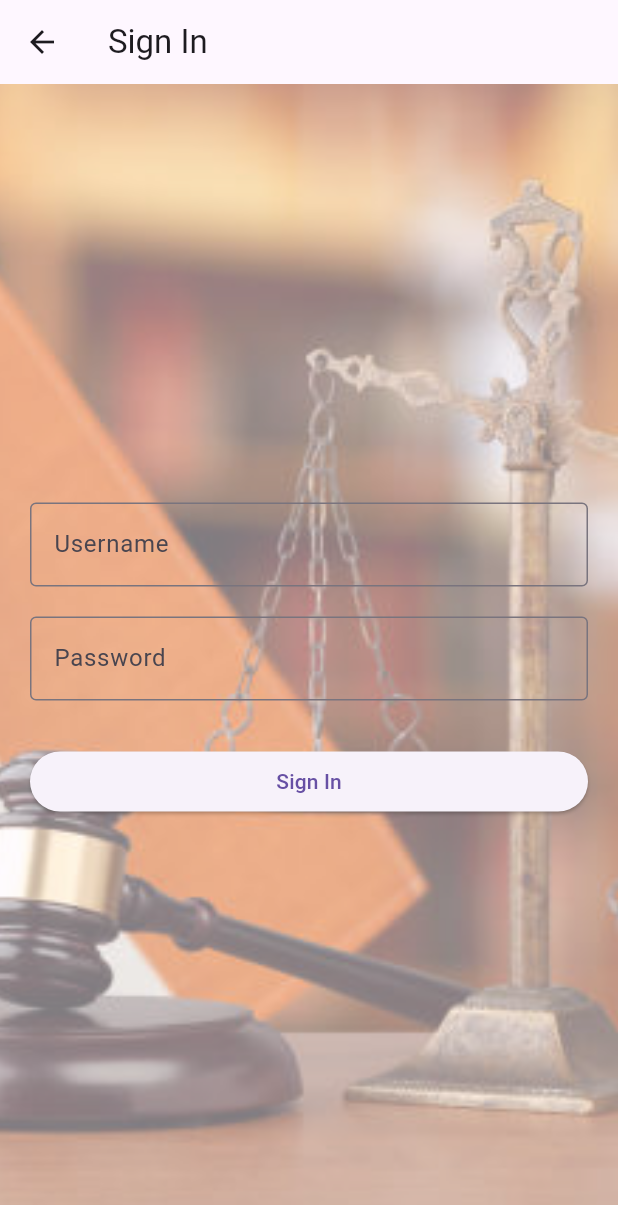
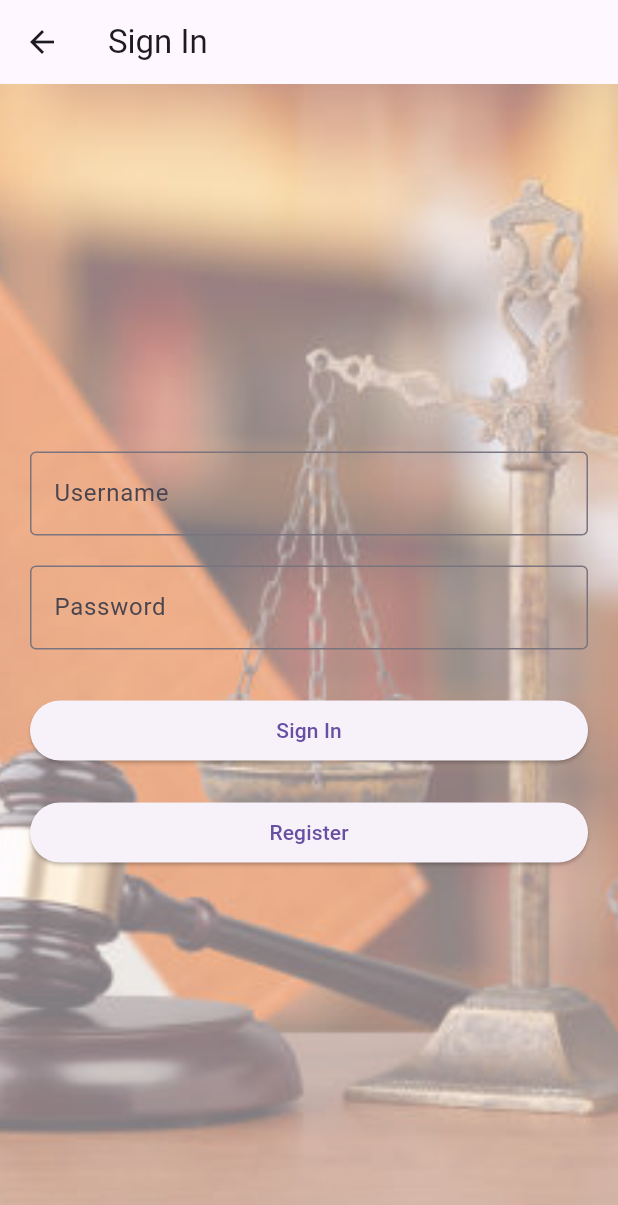
Before and after one commit to AloAksh/JusticeBridge, a Flutter app: the screen it shows after launch, after a tap on "Sign In", on a phone screen of 412 x 824 dp. Shown: the top 1205 px of the screen. Run offline on Flutter 3.47's test engine with Material 3 defaults, Android fonts, the phone set to English and light mode, and no system bars; our stand-ins replace firebase_auth, firebase_core; accounts and stored records are empty; network calls fail.

Commit message:
Register module added

```diff
--- a/frontend/lib/main.dart
+++ b/frontend/lib/main.dart
@@ -4,6 +4,7 @@ import 'package:justice_bridge/models/user.dart';
 import 'package:justice_bridge/pages/abuse.dart';
 import 'package:justice_bridge/pages/home.dart';
 import 'package:justice_bridge/pages/bot.dart';
+import 'package:justice_bridge/pages/register.dart';
 import 'package:justice_bridge/pages/lawyer.dart';
 import 'package:justice_bridge/pages/login.dart';
 import 'package:justice_bridge/pages/rehab.dart';
@@ -30,6 +31,7 @@ class MyApp extends StatelessWidget {
       initialData: null,
       value: AuthService().user,
       child: MaterialApp(
+        debugShowCheckedModeBanner: false,
         initialRoute: '/wrapper',
         routes: {
           '/':(context)=>const Login(),
@@ -38,6 +40,7 @@ class MyApp extends StatelessWidget {
           '/status': (context)=> const Status(),
           '/lawyer': (context)=> const Lawyer(),
           '/bot': (context)=>const Bot(),
+          '/register': (context)=>const Register(),
           '/rehab': (context)=> const Rehab(),
           '/abuse': (context)=> const Abuse(),
         },
--- a/frontend/lib/pages/abuse.dart
+++ b/frontend/lib/pages/abuse.dart
@@ -55,7 +55,7 @@ class _AbuseState extends State<Abuse> {
               },
               child: const Text('Submit'),
             ),
-            const SizedBox(height: 40),
+            const SizedBox(height: 20),
             const Text(
               'Know Your Rights',
               style: TextStyle(
--- a/frontend/lib/pages/login.dart
+++ b/frontend/lib/pages/login.dart
@@ -1,6 +1,7 @@
 import 'package:flutter/material.dart';
 // import 'package:firebase_auth/firebase_auth.dart';
 import '../services/auth.dart';
+import 'package:justice_bridge/models/user.dart';
 
 class Login extends StatefulWidget {
   const Login({super.key});
@@ -11,6 +12,8 @@ class Login extends StatefulWidget {
 
 class _LoginState extends State<Login> {
   final AuthService _auth =AuthService();
+  final TextEditingController _emailController = TextEditingController();
+  final TextEditingController _passwordController = TextEditingController();
   @override
   Widget build(BuildContext context) {
     return Scaffold(
@@ -46,12 +49,28 @@ class _LoginState extends State<Login> {
                 ),
               ),
               const SizedBox(height: 30.0),
+
               ElevatedButton(
                 // onPressed: () {
-                //   // Implement sign-in logic here
-                //   Navigator.pushReplacementNamed(context, '/home');
+                //     // Implement sign-in logic here
+                //     Navigator.pushReplacementNamed(context, '/home');
+                //   },
+                // onPressed: () async{
+                //   dynamic result = await _auth.signInAnon();
+                //   if(result==null)
+                //   {
+                //     print("error Signing in");
+                //   }
+                //   else{
+                //     print('signed in');
+                //     print(result.uid);
+                //   }
                 // },
-                onPressed: () async{
+                onPressed: () async {
+                  String email = _emailController.text.trim();
+                  String password = _passwordController.text.trim();
+
+                  if(email.isEmpty) {
                     dynamic result = await _auth.signInAnon();
                     if(result==null)
                     {
@@ -61,9 +80,23 @@ class _LoginState extends State<Login> {
                       print('signed in');
                       print(result.uid);
                     }
+                  }
+                  else{
+                    Users? result = await _auth.signInWithEmailPassword(
+                        email, password);
+                    if (result == null) {
+                      print('Error signing in');
+                    } else {
+                      Navigator.pushReplacementNamed(context, '/home');
+                      print('Signed in: ${result.uid}');
+
+                    }
+                  }
                 },
                 child: const Text('Sign In'),
               ),
+              const SizedBox(height: 20.0),
+              ElevatedButton(onPressed: (){ Navigator.pushReplacementNamed(context, '/register');}, child: const Text('Register'))
             ],
           ),
         ),
```
Also changed, not shown: frontend/lib/pages/home.dart (+10 -10 lines), frontend/lib/pages/register.dart (added, +93 -0 lines), frontend/lib/services/auth.dart (+31 -1 lines), 1 other file. Lines whose indentation alone changed are shown as unchanged.
